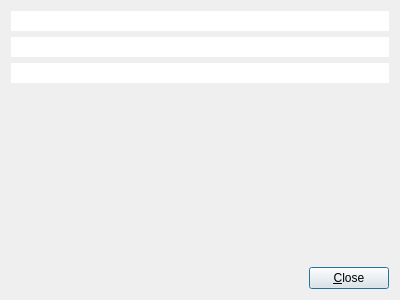
Old version of the form src/FilePropertyDialog.ui in the repository soramimi/Guitar.
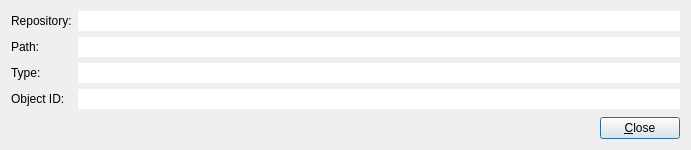
New version of the form. Custom widgets are drawn as their Qt base class.

Commit message: Update file property dialog UI and display file type

What changed in the file:
```diff
--- a/src/FilePropertyDialog.ui
+++ b/src/FilePropertyDialog.ui
@@ -6,8 +6,8 @@
    <rect>
     <x>0</x>
     <y>0</y>
-    <width>400</width>
-    <height>300</height>
+    <width>691</width>
+    <height>150</height>
    </rect>
   </property>
   <property name="windowTitle">
@@ -15,6 +15,15 @@
   </property>
   <layout class="QVBoxLayout" name="verticalLayout">
    <item>
+    <layout class="QGridLayout" name="gridLayout">
+     <item row="0" column="0">
+      <widget class="QLabel" name="label">
+       <property name="text">
+        <string>Repository:</string>
+       </property>
+      </widget>
+     </item>
+     <item row="0" column="1">
     <widget class="ReadOnlyLineEdit" name="lineEdit_repo">
      <property name="frame">
       <bool>false</bool>
@@ -24,7 +33,14 @@
      </property>
     </widget>
    </item>
-   <item>
+     <item row="1" column="0">
+      <widget class="QLabel" name="label_2">
+       <property name="text">
+        <string>Path:</string>
+       </property>
+      </widget>
+     </item>
+     <item row="1" column="1">
     <widget class="ReadOnlyLineEdit" name="lineEdit_path">
      <property name="frame">
       <bool>false</bool>
@@ -34,7 +50,31 @@
      </property>
     </widget>
    </item>
-   <item>
+     <item row="2" column="0">
+      <widget class="QLabel" name="label_3">
+       <property name="text">
+        <string>Type:</string>
+       </property>
+      </widget>
+     </item>
+     <item row="2" column="1">
+      <widget class="ReadOnlyLineEdit" name="lineEdit_type">
+       <property name="frame">
+        <bool>false</bool>
+       </property>
+       <property name="readOnly">
+        <bool>true</bool>
+       </property>
+      </widget>
+     </item>
+     <item row="3" column="0">
+      <widget class="QLabel" name="label_4">
+       <property name="text">
+        <string>Object ID:</string>
+       </property>
+      </widget>
+     </item>
+     <item row="3" column="1">
     <widget class="ReadOnlyLineEdit" name="lineEdit_id">
      <property name="frame">
       <bool>false</bool>
@@ -44,6 +84,8 @@
      </property>
     </widget>
    </item>
+    </layout>
+   </item>
    <item>
     <spacer name="verticalSpacer">
      <property name="orientation">
```
Left out of the diff: 11 changed lines with no effect on the pictures. Lines whose indentation alone changed are shown as unchanged. The commit also changes 1 other file.
